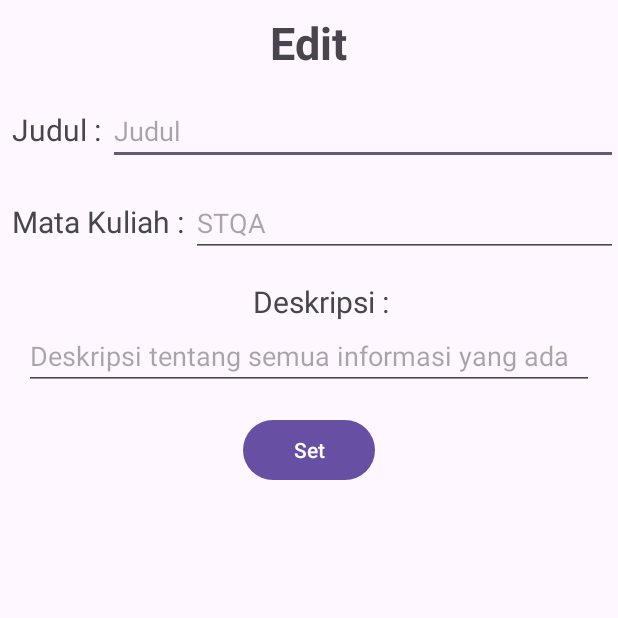
After one commit to Dohazo/TugasRecyclerView, an Android app: the editTugas screen opened directly, with no data from a screen before it, on a phone screen of 412 x 824 dp, the top half of it. The commit adds this screen. Run offline under Robolectric (Android 15) with nearby library versions, the phone set to English and light mode, and no system bars.

Commit message:
Fitur Edit Added

```diff
--- a/app/src/main/AndroidManifest.xml
+++ b/app/src/main/AndroidManifest.xml
@@ -12,6 +12,9 @@
         android:supportsRtl="true"
         android:theme="@style/Theme.TugasRecyclerView"
         tools:targetApi="31">
+        <activity
+            android:name=".editTugas"
+            android:exported="false" />
         <activity
             android:name=".addEdTugas"
             android:exported="false" />
--- a/app/src/main/java/com/example/tugasrecyclerview/MainActivity.kt
+++ b/app/src/main/java/com/example/tugasrecyclerview/MainActivity.kt
@@ -90,12 +90,22 @@ class MainActivity : AppCompatActivity() {
                         }
                     ).show()
             }
+
+            override fun editData(pos: Int) {
+                val dataKirim = arTugas[pos]
+                val inten = Intent(this@MainActivity,editTugas::class.java)
+                inten.putExtra("data1_tugas",dataKirim)
+                    .putExtra("dataPos",pos)
+
+                startActivityForResult(inten, REQUEST_CODE_EDIT_TUGAS)
+            }
         })
         _rvTugas.layoutManager = LinearLayoutManager(this)
 //        _rvTugas.adapter = adapterRecView(arTugas)
     }
     companion object {
         const val REQUEST_CODE_ADD_TUGAS = 1
+        const val REQUEST_CODE_EDIT_TUGAS = 2
     }
     override fun onActivityResult(requestCode: Int, resultCode: Int, data: Intent?) {
         super.onActivityResult(requestCode, resultCode, data)
@@ -107,5 +117,15 @@ class MainActivity : AppCompatActivity() {
                 tampilkanData() // Perbarui tampilan RecyclerView
             }
         }
+        // Tangkap hasil edit
+        if (requestCode == REQUEST_CODE_EDIT_TUGAS && resultCode == RESULT_OK) {
+            val editedData = data?.getParcelableExtra<tugas>("editedData")
+            val pos = data?.getIntExtra("dataPos", -1)?: -1
+
+            if (editedData != null && pos != null && pos >= 0) {
+                arTugas[pos] = editedData // Perbarui data di posisi tertentu
+                tampilkanData() // Perbarui RecyclerView
+            }
+        }
     }
 }
--- a/app/src/main/java/com/example/tugasrecyclerview/adapterRecView.kt
+++ b/app/src/main/java/com/example/tugasrecyclerview/adapterRecView.kt
@@ -4,6 +4,7 @@ import android.view.LayoutInflater
 import android.view.View
 import android.view.ViewGroup
 import android.widget.AdapterView.OnItemClickListener
+import android.widget.Button
 import android.widget.TextView
 import android.widget.Toast
 import androidx.recyclerview.widget.RecyclerView
@@ -15,6 +16,7 @@ class adapterRecView (private val listTugas: ArrayList<tugas>) : RecyclerView
     interface OnItemClickCallback {
         fun onItemClicked(data:tugas)
         fun delData(pos: Int)
+        fun editData(pos: Int)
     }
     fun setOnItemClickCallback(onItemClickCallback: OnItemClickCallback){
         this.onItemClickCallback = onItemClickCallback
@@ -23,7 +25,8 @@ class adapterRecView (private val listTugas: ArrayList<tugas>) : RecyclerView
         var _judulTugas = itemView.findViewById<TextView>(R.id.judul)
         var _mataKuliahTugas = itemView.findViewById<TextView>(R.id.mataKuliah)
         var _deskripsiTugas = itemView.findViewById<TextView>(R.id.deskripsi)
-        var _btnHapus = itemView.findViewById<TextView>(R.id.btnHapus)
+        var _btnHapus = itemView.findViewById<Button>(R.id.btnHapus)
+        var _btnEdit = itemView.findViewById<Button>(R.id.edit)
     }
 
     override fun onCreateViewHolder(parent: ViewGroup, viewType: Int): ListViewHolder {
@@ -48,5 +51,8 @@ class adapterRecView (private val listTugas: ArrayList<tugas>) : RecyclerView
         holder._btnHapus.setOnClickListener {
             onItemClickCallback.delData(position)
         }
+        holder._btnEdit.setOnClickListener {
+            onItemClickCallback.editData(position)
+        }
     }
 }
--- /dev/null
+++ b/app/src/main/java/com/example/tugasrecyclerview/editTugas.kt
@@ -0,0 +1,55 @@
+package com.example.tugasrecyclerview
+
+import android.content.Intent
+import android.os.Bundle
+import android.util.Log
+import android.widget.Button
+import android.widget.EditText
+import androidx.activity.enableEdgeToEdge
+import androidx.appcompat.app.AppCompatActivity
+import androidx.core.view.ViewCompat
+import androidx.core.view.WindowInsetsCompat
+
+class editTugas : AppCompatActivity() {
+    override fun onCreate(savedInstanceState: Bundle?) {
+        super.onCreate(savedInstanceState)
+        enableEdgeToEdge()
+        setContentView(R.layout.activity_edit_tugas)
+        ViewCompat.setOnApplyWindowInsetsListener(findViewById(R.id.main)) { v, insets ->
+            val systemBars = insets.getInsets(WindowInsetsCompat.Type.systemBars())
+            v.setPadding(systemBars.left, systemBars.top, systemBars.right, systemBars.bottom)
+            insets
+        }
+        val _editJudul = findViewById<EditText>(R.id.editJudul)
+        val _editMatkul = findViewById<EditText>(R.id.editMatkul)
+        val _editDeskripsi = findViewById<EditText>(R.id.editDeskripsi)
+        val _setBtn = findViewById<Button>(R.id.setEditBtn)
+        val dataTugas = intent.getParcelableExtra<tugas>("data1_tugas")
+        val dataPos =  intent.getIntExtra("dataPos", -1)
+
+
+        _editJudul.setText(dataTugas?.judul)
+        _editMatkul.setText(dataTugas?.matkul)
+        _editDeskripsi.setText(dataTugas?.deskripsi)
+        var isClicked = false
+        _setBtn.setOnClickListener{
+            Log.i("editTugas", "Button clicked, preparing result")
+            val updatedTugas = tugas(
+                _editJudul.text.toString(),
+                _editMatkul.text.toString(),
+                _editDeskripsi.text.toString()
+            )
+            if (!isClicked) {
+                isClicked = true
+                Log.i("editTugas", "Button clicked, preparing result")
+            }
+            val resultIntent = Intent()
+            resultIntent.putExtra("editedData", updatedTugas) // Data yang diedit
+            resultIntent.putExtra("dataPos", dataPos) // Posisi data yang diedit
+            Log.i("editTugas", "Result set with updated data")
+            _setBtn.isEnabled = false
+            setResult(RESULT_OK, resultIntent)
+            finish() // Tutup editTugas
+        }
+    }
+}
--- /dev/null
+++ b/app/src/main/res/layout/activity_edit_tugas.xml
@@ -0,0 +1,94 @@
+<?xml version="1.0" encoding="utf-8"?>
+<LinearLayout xmlns:android="http://schemas.android.com/apk/res/android"
+    xmlns:app="http://schemas.android.com/apk/res-auto"
+    xmlns:tools="http://schemas.android.com/tools"
+    android:id="@+id/main"
+    android:orientation="vertical"
+    android:layout_width="match_parent"
+    android:layout_height="match_parent"
+    tools:context=".editTugas">
+    <TextView
+        android:layout_width="wrap_content"
+        android:layout_height="wrap_content"
+        android:text="Edit"
+        android:layout_gravity="center"
+        android:layout_marginTop="8dp"
+        android:textSize="30sp"
+        android:textStyle="bold"
+        />
+    <LinearLayout
+        android:layout_width="match_parent"
+        android:layout_height="wrap_content"
+        android:orientation="horizontal"
+        android:layout_marginTop="16dp"
+        >
+        <TextView
+            android:layout_width="wrap_content"
+            android:layout_height="wrap_content"
+            android:text="Judul : "
+            android:layout_marginStart="8dp"
+            android:textSize="20sp"
+            />
+        <EditText
+            android:layout_width="match_parent"
+            android:layout_height="wrap_content"
+            android:id="@+id/editJudul"
+            android:hint="Judul"
+            />
+    </LinearLayout>
+    <LinearLayout
+        android:layout_width="match_parent"
+        android:layout_height="wrap_content"
+        android:orientation="horizontal"
+        android:layout_marginTop="16dp"
+        >
+        <TextView
+            android:layout_width="wrap_content"
+            android:layout_height="wrap_content"
+            android:text="Mata Kuliah : "
+            android:layout_marginStart="8dp"
+            android:textSize="20sp"
+            />
+        <EditText
+            android:layout_width="match_parent"
+            android:layout_height="wrap_content"
+            android:id="@+id/editMatkul"
+            android:hint="STQA"
+            />
+    </LinearLayout>
+
+    <LinearLayout
+        android:layout_width="match_parent"
+        android:layout_height="wrap_content"
+        android:orientation="vertical"
+        android:layout_marginTop="16dp"
+        >
+        <TextView
+            android:layout_width="wrap_content"
+            android:layout_height="wrap_content"
+            android:text="Deskripsi :"
+            android:layout_marginStart="8dp"
+            android:layout_gravity="center"
+
+            android:textSize="20sp"
+            />
+        <EditText
+            android:layout_width="match_parent"
+            android:layout_height="wrap_content"
+            android:layout_marginHorizontal="16dp"
+            android:id="@+id/editDeskripsi"
+            android:hint="Deskripsi tentang semua informasi yang ada"
+            android:inputType="text"
+            />
+    </LinearLayout>
+
+    <Button
+        android:layout_width="wrap_content"
+        android:layout_height="wrap_content"
+        android:text="Set"
+        android:id="@+id/setEditBtn"
+        android:layout_marginTop="16dp"
+        android:layout_gravity="center"
+        />
+
+</LinearLayout>
```
